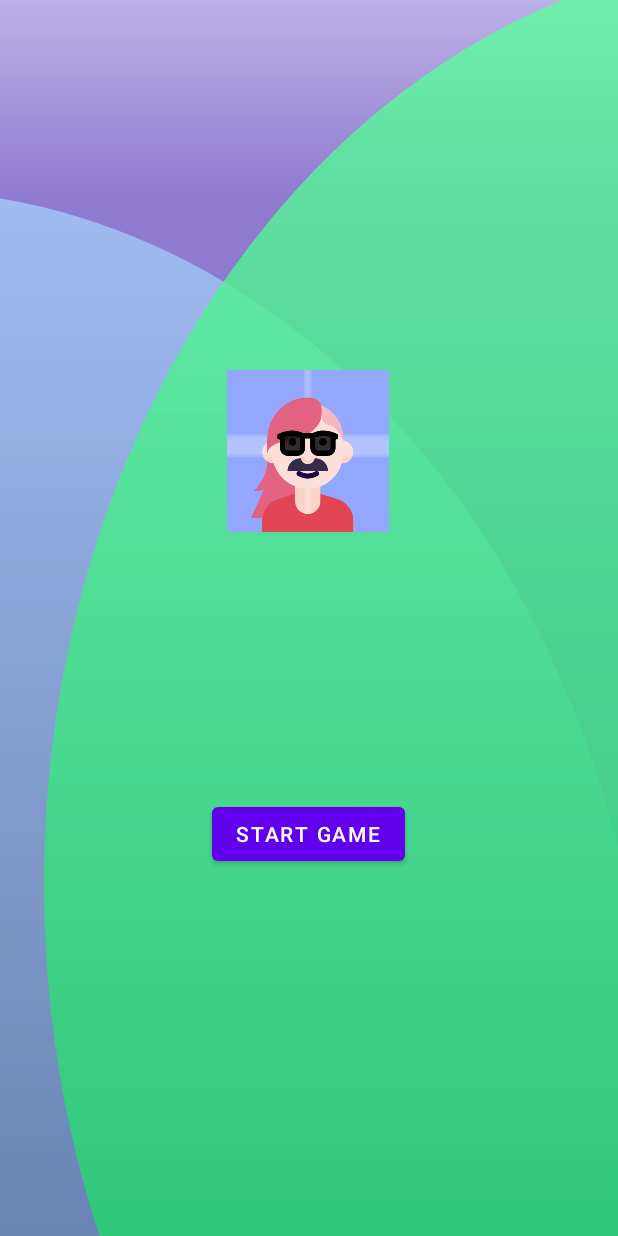
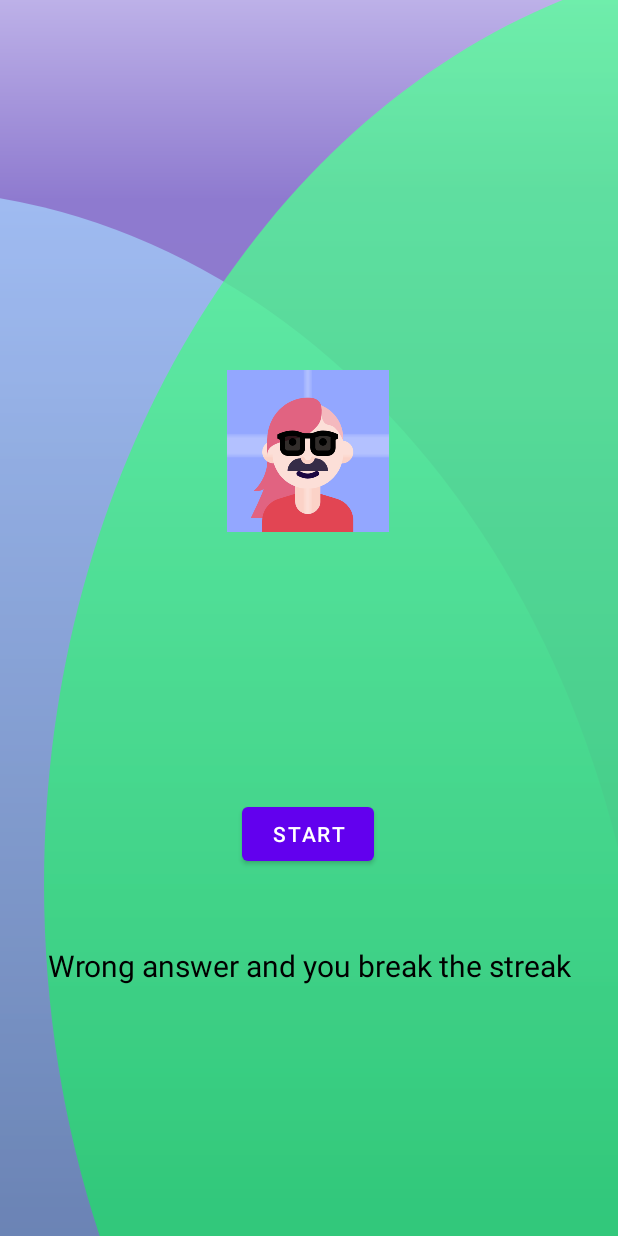
Before and after one commit to himelsaha29/Google_Montreal_Hackathon_2021, an Android app: the screen it shows after launch (WelcomeActivity), on a phone screen of 412 x 824 dp. Run offline under Robolectric (Android 15) with nearby library versions, the phone set to English and light mode, and no system bars; libraries missing offline, so code that uses them is left out: com.cocoahero.android; 3 statements that could not run were skipped.

Commit message:
Icons updated

```diff
--- a/app/src/main/res/layout/activity_welcome.xml
+++ b/app/src/main/res/layout/activity_welcome.xml
@@ -12,7 +12,7 @@
             android:layout_width="wrap_content"
             android:layout_height="wrap_content"
             android:layout_marginBottom="244dp"
-            android:text="Start Game"
+            android:text="Start"
             app:layout_constraintBottom_toBottomOf="parent"
             app:layout_constraintEnd_toEndOf="parent"
             app:layout_constraintHorizontal_bias="0.498"
@@ -31,4 +31,17 @@
             app:layout_constraintTop_toTopOf="parent"
             app:layout_constraintVertical_bias="0.581"
             tools:srcCompat="@tools:sample/avatars" />
+
+
+        <TextView
+            android:layout_width="wrap_content"
+            android:layout_height="wrap_content"
+            android:text="Wrong answer and you break the streak"
+            android:textColor="@color/black"
+            android:paddingTop="50dp"
+            android:textSize="20sp"
+            app:layout_constraintEnd_toEndOf="parent"
+            app:layout_constraintStart_toStartOf="parent"
+            app:layout_constraintTop_toBottomOf="@id/startGameBtn" />
+
 </androidx.constraintlayout.widget.ConstraintLayout>
--- a/app/src/main/res/mipmap-anydpi-v26/ic_launcher.xml
+++ b/app/src/main/res/mipmap-anydpi-v26/ic_launcher.xml
@@ -1,5 +1,5 @@
 <?xml version="1.0" encoding="utf-8"?>
 <adaptive-icon xmlns:android="http://schemas.android.com/apk/res/android">
     <background android:drawable="@drawable/ic_launcher_background"/>
-    <foreground android:drawable="@drawable/ic_launcher_foreground"/>
+    <foreground android:drawable="@mipmap/ic_launcher_foreground"/>
 </adaptive-icon>
--- a/app/src/main/res/mipmap-anydpi-v26/ic_launcher_round.xml
+++ b/app/src/main/res/mipmap-anydpi-v26/ic_launcher_round.xml
@@ -1,5 +1,5 @@
 <?xml version="1.0" encoding="utf-8"?>
 <adaptive-icon xmlns:android="http://schemas.android.com/apk/res/android">
     <background android:drawable="@drawable/ic_launcher_background"/>
-    <foreground android:drawable="@drawable/ic_launcher_foreground"/>
+    <foreground android:drawable="@mipmap/ic_launcher_foreground"/>
 </adaptive-icon>
```
